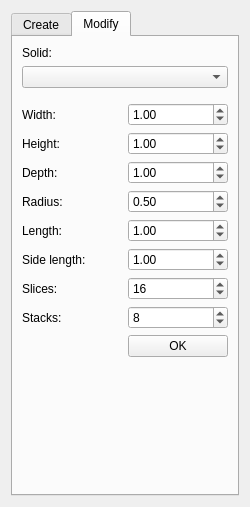
Above: src/ToolWidget.ui from Ovilia/April before the change. Below: the same form after it.
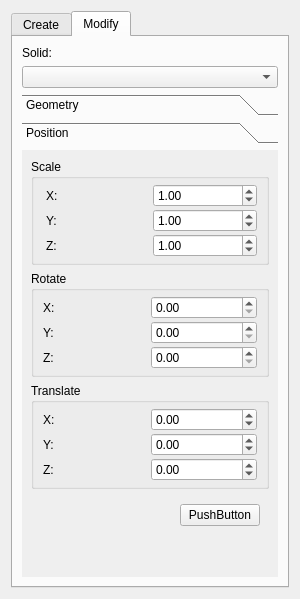
That is the form after the change. The open tabs and pages were chosen to show the change. Icons and pictures are not drawn.

Commit message: Scale, rotate, translate enabled

What changed in the file:
```diff
--- a/src/ToolWidget.ui
+++ b/src/ToolWidget.ui
@@ -6,8 +6,8 @@
    <rect>
     <x>0</x>
     <y>0</y>
-    <width>250</width>
-    <height>507</height>
+    <width>300</width>
+    <height>599</height>
    </rect>
   </property>
   <property name="sizePolicy">
@@ -18,13 +18,13 @@
   </property>
   <property name="minimumSize">
    <size>
-    <width>250</width>
+    <width>300</width>
     <height>0</height>
    </size>
   </property>
   <property name="maximumSize">
    <size>
-    <width>250</width>
+    <width>300</width>
     <height>16777215</height>
    </size>
   </property>
@@ -324,6 +324,24 @@
         <widget class="QComboBox" name="modelBox"/>
        </item>
        <item>
+        <widget class="QToolBox" name="modifyToolBox">
+         <property name="currentIndex">
+          <number>1</number>
+         </property>
+         <widget class="QWidget" name="geometryPage">
+          <property name="geometry">
+           <rect>
+            <x>0</x>
+            <y>0</y>
+            <width>230</width>
+            <height>398</height>
+           </rect>
+          </property>
+          <attribute name="label">
+           <string>Geometry</string>
+          </attribute>
+          <layout class="QVBoxLayout" name="verticalLayout_6">
+           <item>
         <widget class="QWidget" name="paraWidget" native="true">
          <layout class="QGridLayout" name="gridLayout_3">
           <property name="leftMargin">
@@ -514,6 +532,301 @@
           </size>
          </property>
         </spacer>
+           </item>
+          </layout>
+         </widget>
+         <widget class="QWidget" name="positionPage">
+          <property name="geometry">
+           <rect>
+            <x>0</x>
+            <y>0</y>
+            <width>215</width>
+            <height>451</height>
+           </rect>
+          </property>
+          <attribute name="label">
+           <string>Position</string>
+          </attribute>
+          <layout class="QGridLayout" name="gridLayout_7">
+           <item row="0" column="0">
+            <widget class="QWidget" name="positionWidget" native="true">
+             <layout class="QVBoxLayout" name="verticalLayout_8">
+              <property name="margin">
+               <number>0</number>
+              </property>
+              <item>
+               <widget class="QGroupBox" name="groupBox">
+                <property name="title">
+                 <string>Scale</string>
+                </property>
+                <layout class="QGridLayout" name="gridLayout_4">
+                 <property name="leftMargin">
+                  <number>12</number>
+                 </property>
+                 <property name="topMargin">
+                  <number>5</number>
+                 </property>
+                 <property name="bottomMargin">
+                  <number>5</number>
+                 </property>
+                 <property name="spacing">
+                  <number>2</number>
+                 </property>
+                 <item row="0" column="0">
+                  <widget class="QLabel" name="label_2">
+                   <property name="text">
+                    <string>X: </string>
+                   </property>
+                  </widget>
+                 </item>
+                 <item row="0" column="1">
+                  <widget class="QDoubleSpinBox" name="xScaleSpin">
+                   <property name="minimum">
+                    <double>0.010000000000000</double>
+                   </property>
+                   <property name="maximum">
+                    <double>100.000000000000000</double>
+                   </property>
+                   <property name="value">
+                    <double>1.000000000000000</double>
+                   </property>
+                  </widget>
+                 </item>
+                 <item row="1" column="0">
+                  <widget class="QLabel" name="label_3">
+                   <property name="text">
+                    <string>Y: </string>
+                   </property>
+                  </widget>
+                 </item>
+                 <item row="1" column="1">
+                  <widget class="QDoubleSpinBox" name="yScaleSpin">
+                   <property name="minimum">
+                    <double>0.010000000000000</double>
+                   </property>
+                   <property name="maximum">
+                    <double>100.000000000000000</double>
+                   </property>
+                   <property name="value">
+                    <double>1.000000000000000</double>
+                   </property>
+                  </widget>
+                 </item>
+                 <item row="2" column="0">
+                  <widget class="QLabel" name="label_4">
+                   <property name="text">
+                    <string>Z: </string>
+                   </property>
+                  </widget>
+                 </item>
+                 <item row="2" column="1">
+                  <widget class="QDoubleSpinBox" name="zScaleSpin">
+                   <property name="minimum">
+                    <double>0.010000000000000</double>
+                   </property>
+                   <property name="maximum">
+                    <double>100.000000000000000</double>
+                   </property>
+                   <property name="value">
+                    <double>1.000000000000000</double>
+                   </property>
+                  </widget>
+                 </item>
+                </layout>
+               </widget>
+              </item>
+              <item>
+               <widget class="QGroupBox" name="groupBox_2">
+                <property name="title">
+                 <string>Rotate</string>
+                </property>
+                <layout class="QGridLayout" name="gridLayout_5">
+                 <property name="topMargin">
+                  <number>5</number>
+                 </property>
+                 <property name="bottomMargin">
+                  <number>5</number>
+                 </property>
+                 <property name="spacing">
+                  <number>2</number>
+                 </property>
+                 <item row="0" column="0">
+                  <widget class="QLabel" name="label_5">
+                   <property name="text">
+                    <string>X: </string>
+                   </property>
+                  </widget>
+                 </item>
+                 <item row="1" column="0">
+                  <widget class="QLabel" name="label_6">
+                   <property name="text">
+                    <string>Y: </string>
+                   </property>
+                  </widget>
+                 </item>
+                 <item row="2" column="0">
+                  <widget class="QLabel" name="label_7">
+                   <property name="text">
+                    <string>Z: </string>
+                   </property>
+                  </widget>
+                 </item>
+                 <item row="0" column="1">
+                  <widget class="QDoubleSpinBox" name="xRotateSpin">
+                   <property name="maximum">
+                    <double>360.000000000000000</double>
+                   </property>
+                   <property name="singleStep">
+                    <double>30.000000000000000</double>
+                   </property>
+                  </widget>
+                 </item>
+                 <item row="1" column="1">
+                  <widget class="QDoubleSpinBox" name="yRotateSpin">
+                   <property name="maximum">
+                    <double>360.000000000000000</double>
+                   </property>
+                   <property name="singleStep">
+                    <double>30.000000000000000</double>
+                   </property>
+                  </widget>
+                 </item>
+                 <item row="2" column="1">
+                  <widget class="QDoubleSpinBox" name="zRotateSpin">
+                   <property name="maximum">
+                    <double>360.000000000000000</double>
+                   </property>
+                   <property name="singleStep">
+                    <double>30.000000000000000</double>
+                   </property>
+                  </widget>
+                 </item>
+                </layout>
+               </widget>
+              </item>
+              <item>
+               <widget class="QGroupBox" name="groupBox_3">
+                <property name="title">
+                 <string>Translate</string>
+                </property>
+                <layout class="QGridLayout" name="gridLayout_6">
+                 <property name="topMargin">
+                  <number>5</number>
+                 </property>
+                 <property name="bottomMargin">
+                  <number>5</number>
+                 </property>
+                 <property name="spacing">
+                  <number>2</number>
+                 </property>
+                 <item row="0" column="0">
+                  <widget class="QLabel" name="label_8">
+                   <property name="text">
+                    <string>X: </string>
+                   </property>
+                  </widget>
+                 </item>
+                 <item row="1" column="0">
+                  <widget class="QLabel" name="label_9">
+                   <property name="text">
+                    <string>Y: </string>
+                   </property>
+                  </widget>
+                 </item>
+                 <item row="2" column="0">
+                  <widget class="QLabel" name="label_10">
+                   <property name="text">
+                    <string>Z:</string>
+                   </property>
+                  </widget>
+                 </item>
+                 <item row="0" column="1">
+                  <widget class="QDoubleSpinBox" name="xTransSpin">
+                   <property name="minimum">
+                    <double>-100.000000000000000</double>
+                   </property>
+                   <property name="maximum">
+                    <double>100.000000000000000</double>
+                   </property>
+                   <property name="singleStep">
+                    <double>0.500000000000000</double>
+                   </property>
+                  </widget>
+                 </item>
+                 <item row="1" column="1">
+                  <widget class="QDoubleSpinBox" name="yTransSpin">
+                   <property name="minimum">
+                    <double>-100.000000000000000</double>
+                   </property>
+                   <property name="maximum">
+                    <double>100.000000000000000</double>
+                   </property>
+                   <property name="singleStep">
+                    <double>0.500000000000000</double>
+                   </property>
+                  </widget>
+                 </item>
+                 <item row="2" column="1">
+                  <widget class="QDoubleSpinBox" name="zTransSpin">
+                   <property name="minimum">
+                    <double>-100.000000000000000</double>
+                   </property>
+                   <property name="maximum">
+                    <double>100.000000000000000</double>
+                   </property>
+                   <property name="singleStep">
+                    <double>0.500000000000000</double>
+                   </property>
+                  </widget>
+                 </item>
+                </layout>
+               </widget>
+              </item>
+              <item>
+               <widget class="QWidget" name="widget_2" native="true">
+                <layout class="QHBoxLayout" name="horizontalLayout">
+                 <item>
+                  <spacer name="horizontalSpacer">
+                   <property name="orientation">
+                    <enum>Qt::Horizontal</enum>
+                   </property>
+                   <property name="sizeHint" stdset="0">
+                    <size>
+                     <width>40</width>
+                     <height>20</height>
+                    </size>
+                   </property>
+                  </spacer>
+                 </item>
+                 <item>
+                  <widget class="QPushButton" name="positionBtn">
+                   <property name="text">
+                    <string>PushButton</string>
+                   </property>
+                  </widget>
+                 </item>
+                </layout>
+               </widget>
+              </item>
+              <item>
+               <spacer name="verticalSpacer_3">
+                <property name="orientation">
+                 <enum>Qt::Vertical</enum>
+                </property>
+                <property name="sizeHint" stdset="0">
+                 <size>
+                  <width>20</width>
+                  <height>40</height>
+                 </size>
+                </property>
+               </spacer>
+              </item>
+             </layout>
+            </widget>
+           </item>
+          </layout>
+         </widget>
+        </widget>
        </item>
       </layout>
      </widget>
```
Left out of the diff: 10 changed lines with no effect on the pictures. Lines whose indentation alone changed are shown as unchanged. The commit also changes 4 other files.
